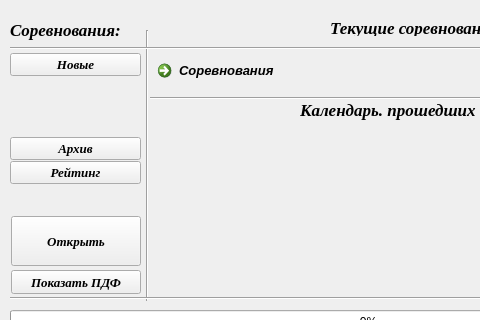
Old version of the form UI/start_form.ui in the repository Kaspar0810/Competitions_TT_team; both pictures show x 0 to 480 and y 0 to 320 of the 737 by 447 pixel window.
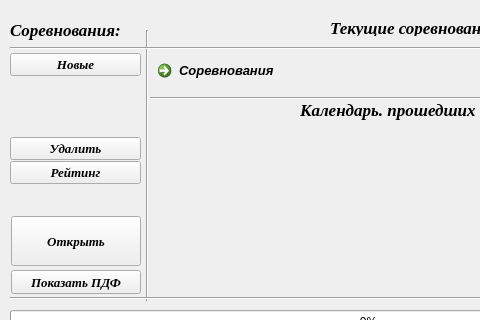
New version of the form.

Commit message: добавил возможность удалить ненужные соревнования

Diff of the .ui file:
```diff
--- a/UI/start_form.ui
+++ b/UI/start_form.ui
@@ -241,7 +241,7 @@
        </font>
       </property>
       <property name="text">
-       <string>Архив</string>
+       <string>Удалить</string>
       </property>
      </widget>
     </item>
```
Left out of the diff: 2 changed lines with no effect on the pictures. The commit also changes 23 other files.
